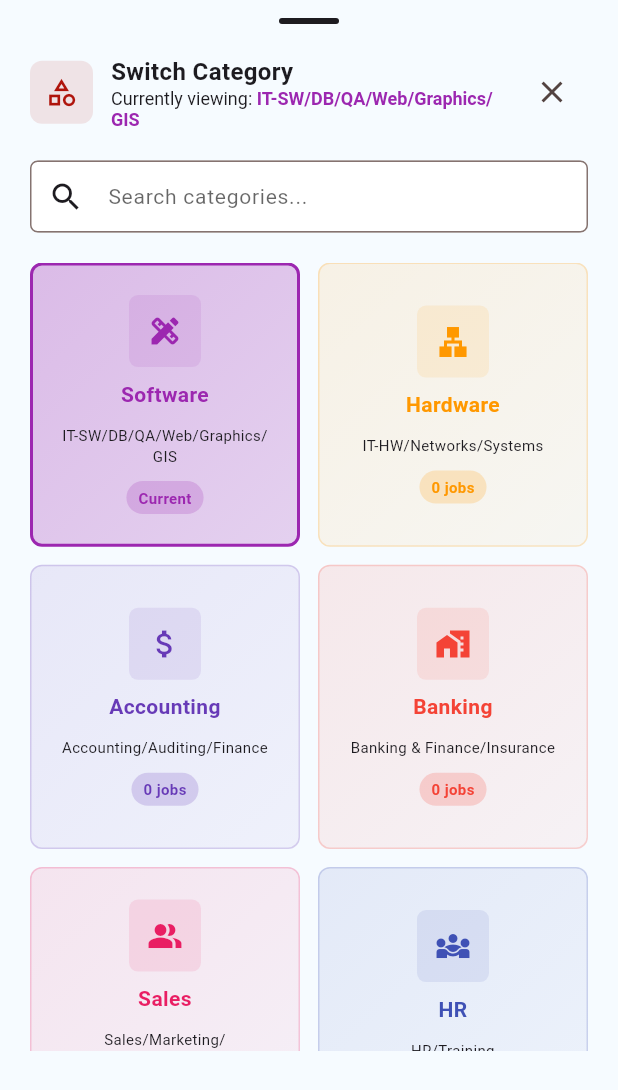
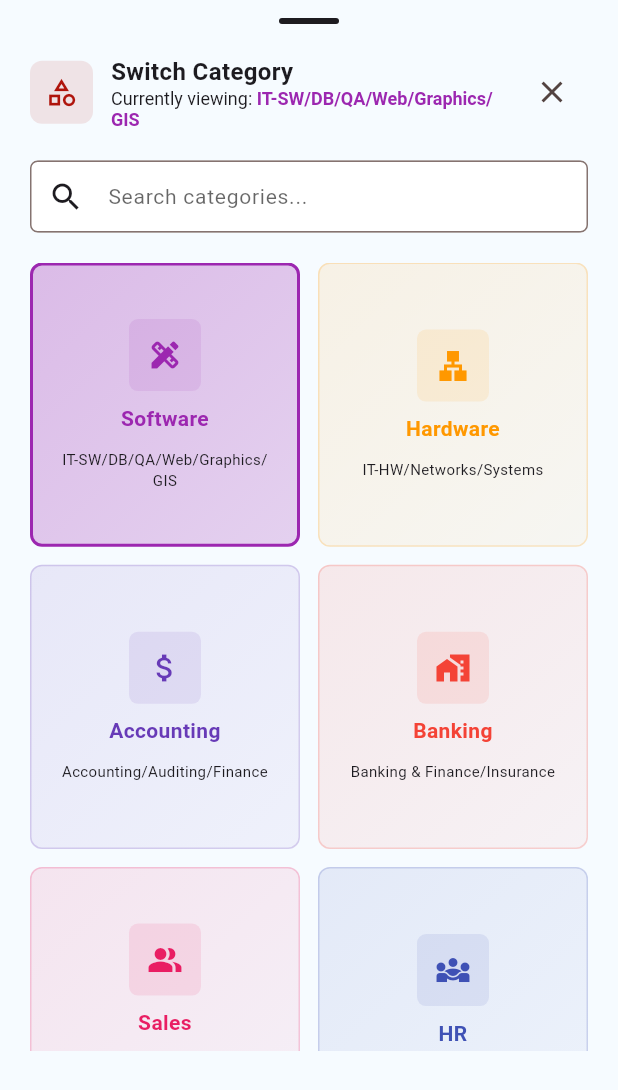
Before and after one commit to heshan-gen/tjapp2025, a Flutter app: the CategorySwitchBottomSheet widget shown alone on an empty page, opened directly with sample values from the repository, on a phone screen of 412 x 824 dp. Shown: the top 1090 px of the screen. Run offline on Flutter 3.47's test engine with Material 3 defaults, Android fonts, the phone set to English and light mode, and no system bars; our stand-ins replace cached_network_image, cloud_firestore, convex_bottom_bar, device_info_plus, file_picker, firebase_core and 13 more; missing offline and left inert: android_intent_plus, googleapis, mailer, workmanager; accounts and stored records are empty; network calls fail; key blocks and very long unbroken strings in the code were emptied for the run.

```diff
--- a/lib/screens/category_job_screen.dart
+++ b/lib/screens/category_job_screen.dart
@@ -894,8 +894,8 @@ class _CategorySwitchBottomSheetState extends State<CategorySwitchBottomSheet> {
                   itemCount: filteredCategories.length,
                   itemBuilder: (final context, final index) {
                     final category = filteredCategories[index];
-                    final jobCount =
-                        jobProvider.getJobCountByCategory(category.feedUrl);
+                    // final jobCount =
+                    //     jobProvider.getJobCountByCategory(category.feedUrl);
                     final categoryColor =
                         _colorService.getCategoryColor(category.icon);
                     final isCurrentCategory =
@@ -974,27 +974,6 @@ class _CategorySwitchBottomSheetState extends State<CategorySwitchBottomSheet> {
                                 textAlign: TextAlign.center,
                                 maxLines: 2,
                                 overflow: TextOverflow.ellipsis,
-                              ),
-                              const SizedBox(height: 10),
-                              Container(
-                                padding: const EdgeInsets.symmetric(
-                                  horizontal: 8,
-                                  vertical: 4,
-                                ),
-                                decoration: BoxDecoration(
-                                  color: categoryColor.withOpacity(0.2),
-                                  borderRadius: BorderRadius.circular(50),
-                                ),
-                                child: Text(
-                                  isCurrentCategory
-                                      ? 'Current'
-                                      : '$jobCount jobs',
-                                  style: TextStyle(
-                                    color: categoryColor,
-                                    fontSize: 10,
-                                    fontWeight: FontWeight.w600,
-                                  ),
-                                ),
                               ),
                             ],
                           ),
```
Also changed, not shown: assets/images/c_s_icon.svg (deleted), assets/images/loader.svg (deleted), assets/images/women-2.png (deleted), assets/images/women.png (deleted), 1 other file.
